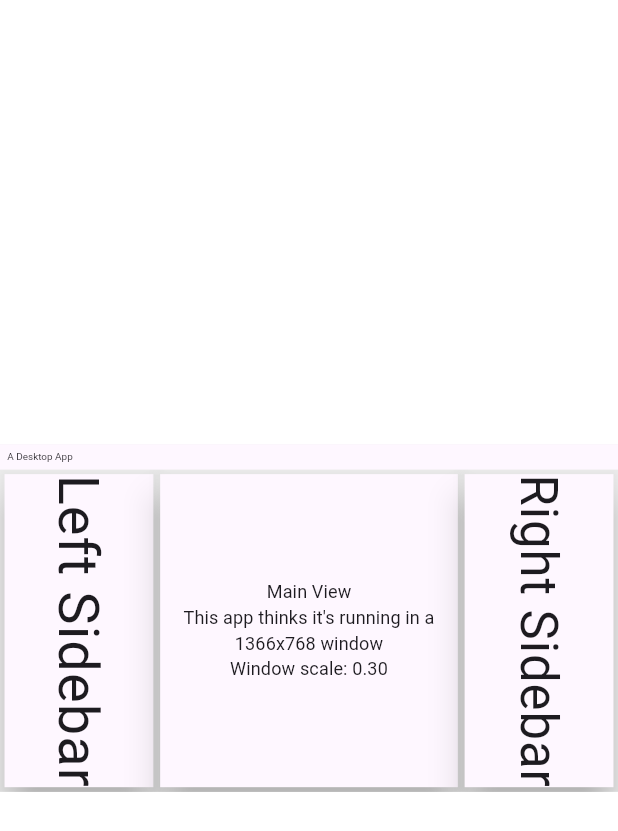
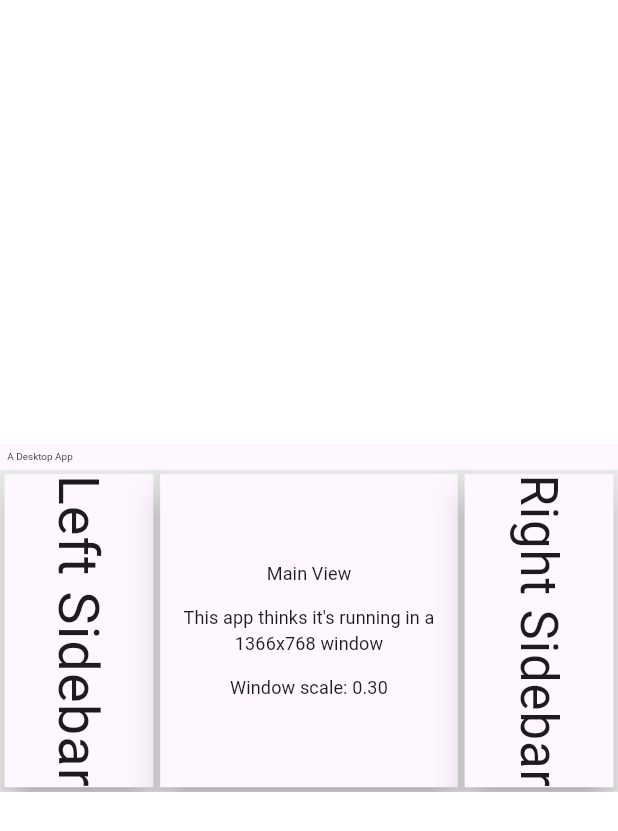
Before and after one commit to amokfa/flutter_scaled_window, a Flutter app: the screen it shows after launch, on a phone screen of 412 x 824 dp. Shown: the top 831 px of the screen. Run offline on Flutter 3.47's test engine with Material 3 defaults, Android fonts, the phone set to English and light mode, and no system bars.

Commit message:
update readme

```diff
--- a/example/lib/main.dart
+++ b/example/lib/main.dart
@@ -47,7 +47,9 @@ class MyApp extends StatelessWidget {
                   child: Column(
                     children: [
                       Text("Main View", style: textStyle),
+                      SizedBox(height: 40),
                       Text("This app thinks it's running in a 1366x768 window", style: textStyle, textAlign: TextAlign.center,),
+                      SizedBox(height: 40),
                       Text("Window scale: ${scale.toStringAsFixed(2)}", style: textStyle, textAlign: TextAlign.center,),
                     ],
                     mainAxisAlignment: MainAxisAlignment.center,
```
Also changed, not shown: readme_assets/scaled_window_demo.png.
